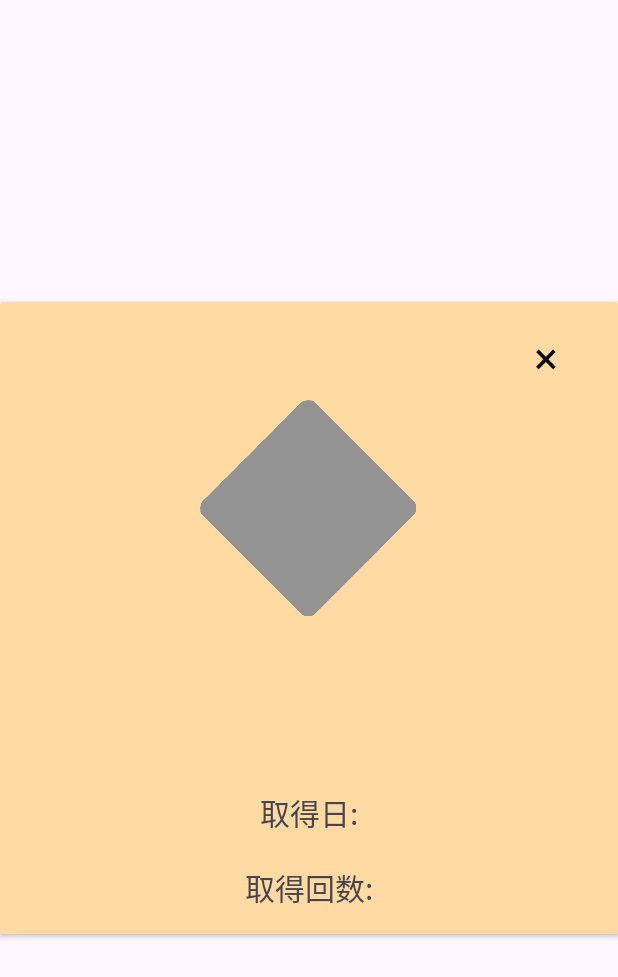
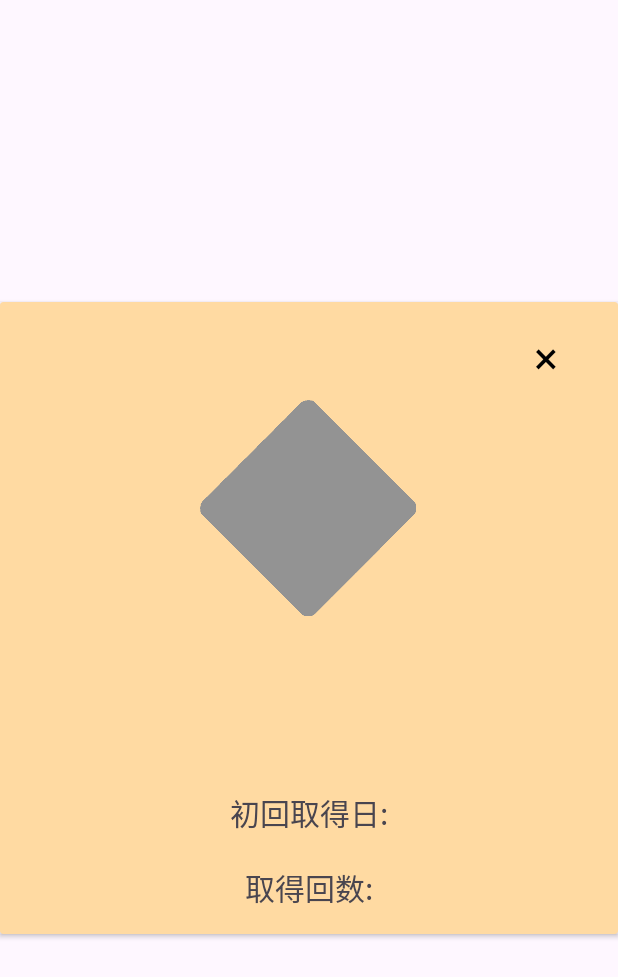
Before and after one commit to Saku0512/Collect-Proverb, an Android app: the layout badge_popup.xml on its own in the app's theme, with its tools: preview values and no code run, on a phone screen of 412 x 824 dp. Shown: the top 977 px of the screen. Run offline under Robolectric (Android 15) with nearby library versions, the phone set to English and light mode, and no system bars.

Commit message:
Update strings.xml

```diff
--- a/app/src/main/res/values/strings.xml
+++ b/app/src/main/res/values/strings.xml
@@ -14,6 +14,6 @@
     <string name="buttonYes">Yes</string>
     <string name="buttonNo">No</string>
     <string name="popupImage">ポップアップイメージ</string>
-    <string name="popup_proverb_get_day">取得日: </string>
+    <string name="popup_proverb_get_day">初回取得日: </string>
     <string name="popup_proverb_count">取得回数: </string>
 </resources>
```
